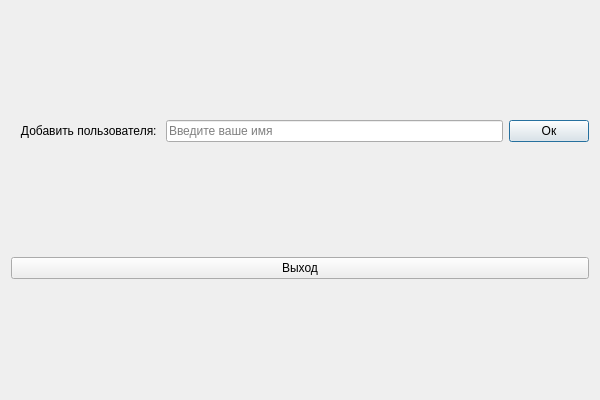
Before: the Qt Designer form src/optionswindow.ui in A-Mikhail/QT_eye_detection, drawn with Qt 5.
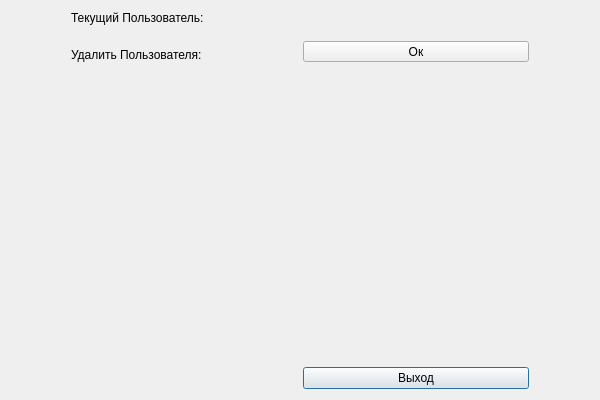
After: the same form once the commit is applied.

Commit message: add username in label add delete usrename button add exit button

Diff of the .ui file:
```diff
--- a/src/optionswindow.ui
+++ b/src/optionswindow.ui
@@ -19,43 +19,163 @@
   <property name="windowTitle">
    <string>Настройки</string>
   </property>
-  <layout class="QVBoxLayout" name="verticalLayout_2">
+  <layout class="QHBoxLayout" name="horizontalLayout_2">
+   <item>
+    <spacer name="horizontalSpacer">
+     <property name="orientation">
+      <enum>Qt::Horizontal</enum>
+     </property>
+     <property name="sizeType">
+      <enum>QSizePolicy::Fixed</enum>
+     </property>
+     <property name="sizeHint" stdset="0">
+      <size>
+       <width>60</width>
+       <height>20</height>
+      </size>
+     </property>
+    </spacer>
+   </item>
    <item>
     <layout class="QHBoxLayout" name="horizontalLayout">
      <item>
-      <widget class="QLabel" name="label">
-       <property name="text">
-        <string>   Добавить пользователя: </string>
-       </property>
-      </widget>
+      <layout class="QVBoxLayout" name="verticalLayout_2">
+       <item>
+        <widget class="QLabel" name="label">
+         <property name="sizePolicy">
+          <sizepolicy hsizetype="Fixed" vsizetype="Fixed">
+           <horstretch>0</horstretch>
+           <verstretch>0</verstretch>
+          </sizepolicy>
+         </property>
+         <property name="text">
+          <string>Текущий Пользователь:</string>
+         </property>
+        </widget>
+       </item>
+       <item>
+        <spacer name="verticalSpacer_3">
+         <property name="orientation">
+          <enum>Qt::Vertical</enum>
+         </property>
+         <property name="sizeType">
+          <enum>QSizePolicy::Fixed</enum>
+         </property>
+         <property name="sizeHint" stdset="0">
+          <size>
+           <width>40</width>
+           <height>17</height>
+          </size>
+         </property>
+        </spacer>
+       </item>
+       <item>
+        <widget class="QLabel" name="label_2">
+         <property name="text">
+          <string>Удалить Пользователя:</string>
+         </property>
+        </widget>
+       </item>
+       <item>
+        <spacer name="verticalSpacer">
+         <property name="orientation">
+          <enum>Qt::Vertical</enum>
+         </property>
+         <property name="sizeHint" stdset="0">
+          <size>
+           <width>20</width>
+           <height>40</height>
+          </size>
+         </property>
+        </spacer>
+       </item>
+      </layout>
      </item>
-     <item>
-      <widget class="QLineEdit" name="lineEdit">
-       <property name="placeholderText">
-        <string>Введите ваше имя</string>
-       </property>
-      </widget>
-     </item>
-     <item>
-      <widget class="QPushButton" name="pushButton">
-       <property name="text">
-        <string>Ок</string>
-       </property>
-      </widget>
-     </item>
     </layout>
    </item>
    <item>
-    <layout class="QVBoxLayout" name="verticalLayout">
+    <layout class="QHBoxLayout" name="horizontalLayout_3">
      <item>
-      <widget class="QPushButton" name="pushButton_2">
-       <property name="text">
-        <string>Выход</string>
-       </property>
-      </widget>
+      <layout class="QVBoxLayout" name="verticalLayout_3">
+       <item>
+        <widget class="QLabel" name="label_3">
+         <property name="text">
+          <string/>
+         </property>
+        </widget>
+       </item>
+       <item>
+        <spacer name="verticalSpacer_4">
+         <property name="orientation">
+          <enum>Qt::Vertical</enum>
+         </property>
+         <property name="sizeType">
+          <enum>QSizePolicy::Fixed</enum>
+         </property>
+         <property name="sizeHint" stdset="0">
+          <size>
+           <width>20</width>
+           <height>10</height>
+          </size>
+         </property>
+        </spacer>
+       </item>
+       <item>
+        <widget class="QToolButton" name="toolButton">
+         <property name="sizePolicy">
+          <sizepolicy hsizetype="Minimum" vsizetype="Fixed">
+           <horstretch>0</horstretch>
+           <verstretch>0</verstretch>
+          </sizepolicy>
+         </property>
+         <property name="layoutDirection">
+          <enum>Qt::LeftToRight</enum>
+         </property>
+         <property name="text">
+          <string>Ок</string>
+         </property>
+        </widget>
+       </item>
+       <item>
+        <spacer name="verticalSpacer_2">
+         <property name="orientation">
+          <enum>Qt::Vertical</enum>
+         </property>
+         <property name="sizeHint" stdset="0">
+          <size>
+           <width>20</width>
+           <height>40</height>
+          </size>
+         </property>
+        </spacer>
+       </item>
+       <item>
+        <widget class="QPushButton" name="pushButton">
+         <property name="text">
+          <string>Выход</string>
+         </property>
+        </widget>
+       </item>
+      </layout>
      </item>
     </layout>
    </item>
+   <item>
+    <spacer name="horizontalSpacer_2">
+     <property name="orientation">
+      <enum>Qt::Horizontal</enum>
+     </property>
+     <property name="sizeType">
+      <enum>QSizePolicy::Fixed</enum>
+     </property>
+     <property name="sizeHint" stdset="0">
+      <size>
+       <width>60</width>
+       <height>20</height>
+      </size>
+     </property>
+    </spacer>
+   </item>
   </layout>
  </widget>
  <resources/>
```
The commit also changes 2 other files.
